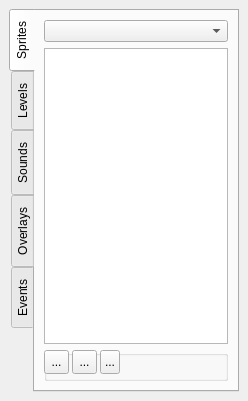
The window that src/lgck-builder/ToolBoxDock.ui (cfrankb/lgck-src) describes before a commit, drawn with Qt 5.
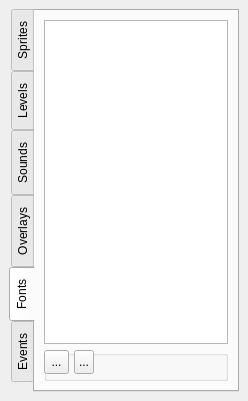
The same window after the commit. Icons and pictures are not drawn. Custom widgets are drawn as their Qt base class.

Diff of the .ui file:
```diff
--- a/src/lgck-builder/ToolBoxDock.ui
+++ b/src/lgck-builder/ToolBoxDock.ui
@@ -47,7 +47,7 @@
        <enum>QTabWidget::West</enum>
       </property>
       <property name="currentIndex">
-       <number>0</number>
+       <number>4</number>
       </property>
       <widget class="QWidget" name="tab_sprites">
        <attribute name="title">
@@ -517,6 +517,121 @@
         </item>
        </layout>
       </widget>
+      <widget class="QWidget" name="tabFonts">
+       <property name="layoutDirection">
+        <enum>Qt::LeftToRight</enum>
+       </property>
+       <attribute name="title">
+        <string>Fonts</string>
+       </attribute>
+       <layout class="QGridLayout" name="gridLayout_13">
+        <item row="0" column="0">
+         <widget class="QTreeWidget" name="treeFonts">
+          <property name="contextMenuPolicy">
+           <enum>Qt::CustomContextMenu</enum>
+          </property>
+          <property name="toolTip">
+           <string>This is a list of all the fonts contained in your game. 
+Double-click on the one you want to edit.</string>
+          </property>
+          <property name="layoutDirection">
+           <enum>Qt::LeftToRight</enum>
+          </property>
+          <property name="verticalScrollBarPolicy">
+           <enum>Qt::ScrollBarAsNeeded</enum>
+          </property>
+          <property name="horizontalScrollBarPolicy">
+           <enum>Qt::ScrollBarAlwaysOff</enum>
+          </property>
+          <property name="editTriggers">
+           <set>QAbstractItemView::NoEditTriggers</set>
+          </property>
+          <property name="tabKeyNavigation">
+           <bool>true</bool>
+          </property>
+          <property name="alternatingRowColors">
+           <bool>true</bool>
+          </property>
+          <property name="uniformRowHeights">
+           <bool>true</bool>
+          </property>
+          <property name="sortingEnabled">
+           <bool>false</bool>
+          </property>
+          <property name="headerHidden">
+           <bool>true</bool>
+          </property>
+          <attribute name="headerVisible">
+           <bool>false</bool>
+          </attribute>
+          <attribute name="headerDefaultSectionSize">
+           <number>150</number>
+          </attribute>
+          <column>
+           <property name="text">
+            <string notr="true">1</string>
+           </property>
+          </column>
+         </widget>
+        </item>
+        <item row="1" column="0">
+         <widget class="QGroupBox" name="groupFonts">
+          <property name="minimumSize">
+           <size>
+            <width>60</width>
+            <height>23</height>
+           </size>
+          </property>
+          <property name="title">
+           <string/>
+          </property>
+          <property name="flat">
+           <bool>true</bool>
+          </property>
+          <widget class="QToolButton" name="btnDeleteFont">
+           <property name="geometry">
+            <rect>
+             <x>30</x>
+             <y>0</y>
+             <width>20</width>
+             <height>24</height>
+            </rect>
+           </property>
+           <property name="toolTip">
+            <string>Delete Font</string>
+           </property>
+           <property name="text">
+            <string>...</string>
+           </property>
+           <property name="icon">
+            <iconset resource="lgck-builder.qrc">
+             <normaloff>:/images/minus.png</normaloff>:/images/minus.png</iconset>
+           </property>
+          </widget>
+          <widget class="QToolButton" name="btnAddFont">
+           <property name="geometry">
+            <rect>
+             <x>0</x>
+             <y>0</y>
+             <width>25</width>
+             <height>24</height>
+            </rect>
+           </property>
+           <property name="toolTip">
+            <string>Add New Font</string>
+           </property>
+           <property name="text">
+            <string>...</string>
+           </property>
+           <property name="icon">
+            <iconset resource="lgck-builder.qrc">
+             <normaloff>:/images/plus.png</normaloff>:/images/plus.png</iconset>
+           </property>
+          </widget>
+         </widget>
+        </item>
+       </layout>
+      </widget>
       <widget class="QWidget" name="tabEvents">
        <attribute name="title">
         <string>Events</string>
```
